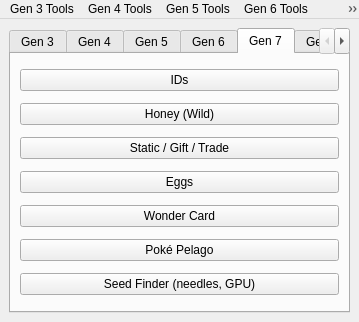
Qt form Form/MainWindow.ui (Xenon-Hacks/PokeFinder-GPU) before a commit.
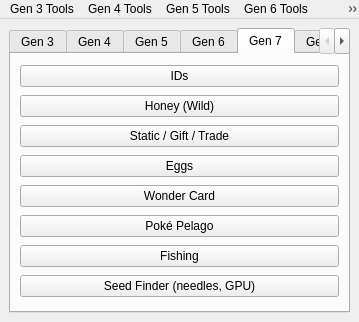
The same form after that commit. The open tabs and pages were chosen to show the change. Icons and pictures are not drawn.

Commit message: Gen 7: fishing from the cast frame

The edit to the form file:
```diff
--- a/Form/MainWindow.ui
+++ b/Form/MainWindow.ui
@@ -269,6 +269,13 @@
          </widget>
         </item>
         <item row="6" column="0">
+         <widget class="QPushButton" name="pushButtonFishing7">
+          <property name="text">
+           <string>Fishing</string>
+          </property>
+         </widget>
+        </item>
+        <item row="7" column="0">
          <widget class="QPushButton" name="pushButtonSeedFinder7">
           <property name="text">
            <string>Seed Finder (needles, GPU)</string>
```
The commit also changes 17 other files.
